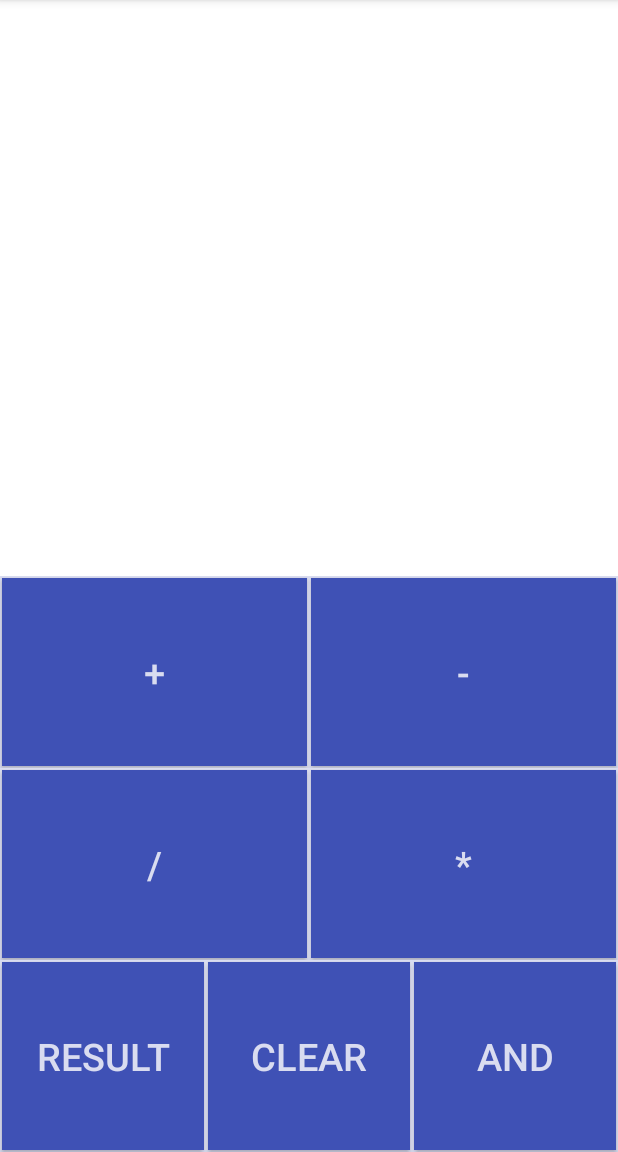
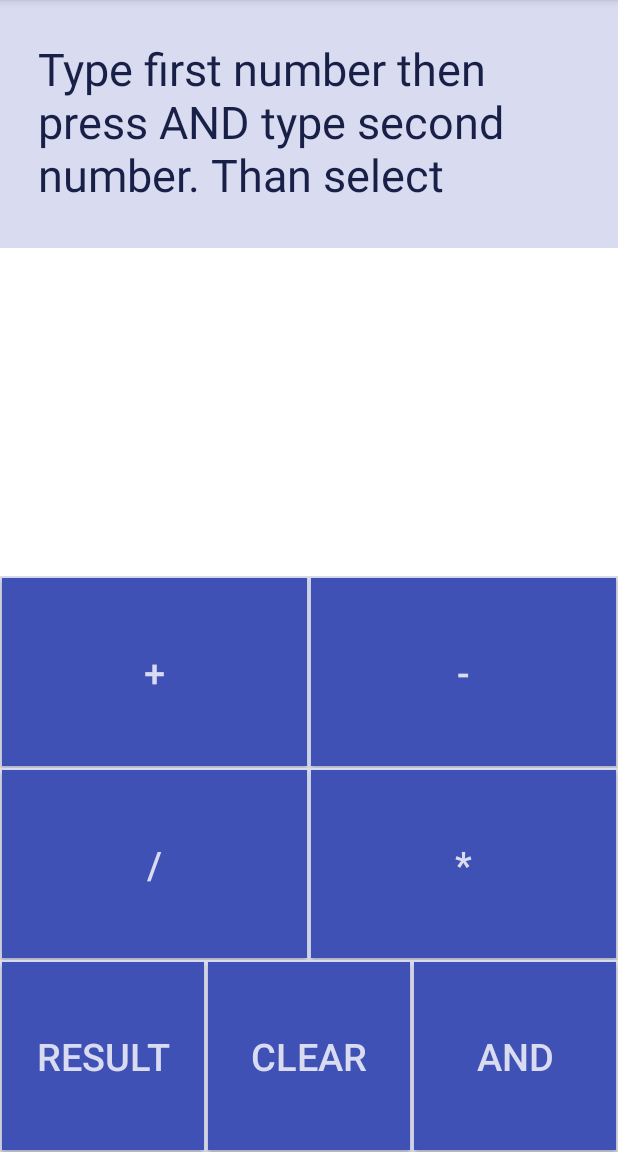
Before and after one commit to Nazar-cmd/asis_lab_2, an Android app: the screen it shows after launch (MainActivity), on a phone screen of 412 x 824 dp, the part 84-1236 px from its top. Run offline under Robolectric (Android 15) with nearby library versions, the phone set to English and light mode, and no system bars.

Commit message:
updated calculator with instruction

```diff
--- a/app/src/main/res/layout/activity_main.xml
+++ b/app/src/main/res/layout/activity_main.xml
@@ -12,16 +12,24 @@
         android:layout_width="match_parent"
         android:layout_height="match_parent">
 
+        <TextView
+            android:id="@+id/textView2"
+            style="@style/calculatorHeader"
+            android:text="Type first number then press AND type second number. Than select action and press Result."
+            app:layout_constraintEnd_toEndOf="parent"
+            app:layout_constraintStart_toStartOf="parent"
+            app:layout_constraintTop_toTopOf="parent" />
+
         <com.google.android.material.textfield.TextInputEditText
             android:id="@+id/resultsET"
             style="@style/calculatorInput"
 
-            android:hint="Type first number then press AND type second number. Than select action abd press Result."
             android:inputType="number"
             app:layout_constraintBottom_toTopOf="@+id/guideline8"
             app:layout_constraintEnd_toEndOf="parent"
             app:layout_constraintStart_toStartOf="parent"
-            app:layout_constraintTop_toTopOf="parent" />
+            app:layout_constraintTop_toBottomOf="@+id/textView2"
+            />
 
         <androidx.constraintlayout.widget.Guideline
             android:id="@+id/guideline8"
--- a/app/src/main/res/values/styles.xml
+++ b/app/src/main/res/values/styles.xml
@@ -1,5 +1,14 @@
 <?xml version="1.0" encoding="utf-8"?>
 <resources>
+
+    <style name="calculatorHeader">
+        <item name="android:layout_width">0dp</item>
+        <item name="android:layout_height">165dp</item>
+        <item name="android:textColor">@color/primary_800</item>
+        <item name="android:padding">25dp</item>
+        <item name="android:textSize">30sp</item>
+        <item name="android:background">@color/primary_100</item>
+    </style>
 
     <style name="calculatorInput">
         <item name="android:layout_width">0dp</item>
```
